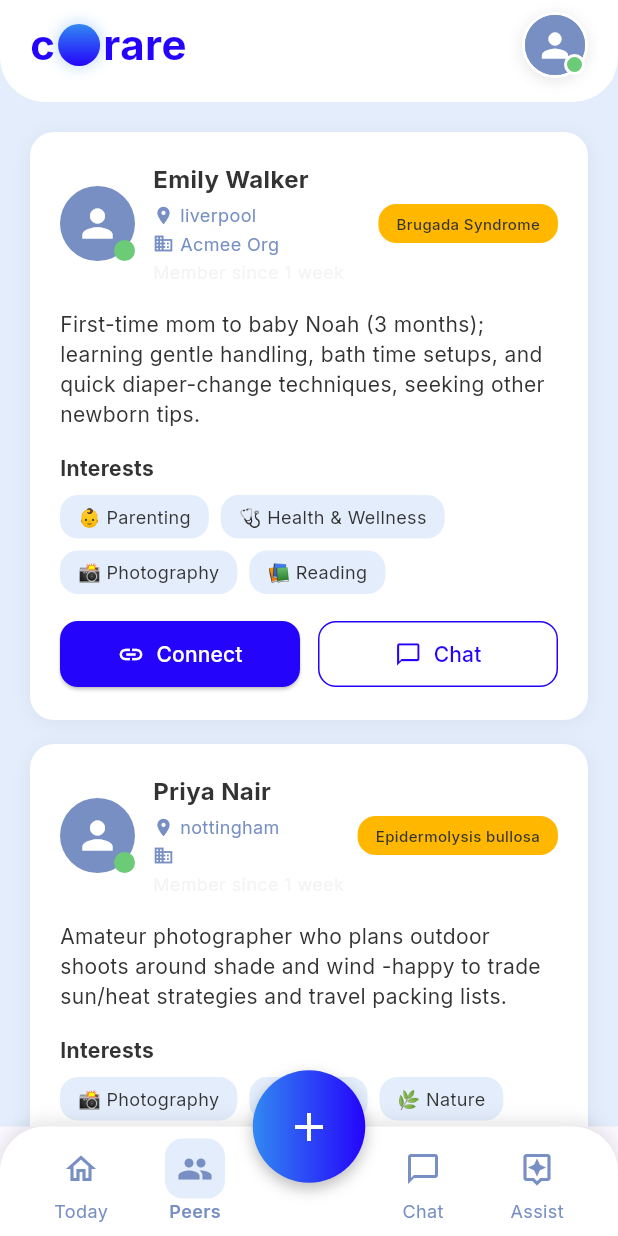
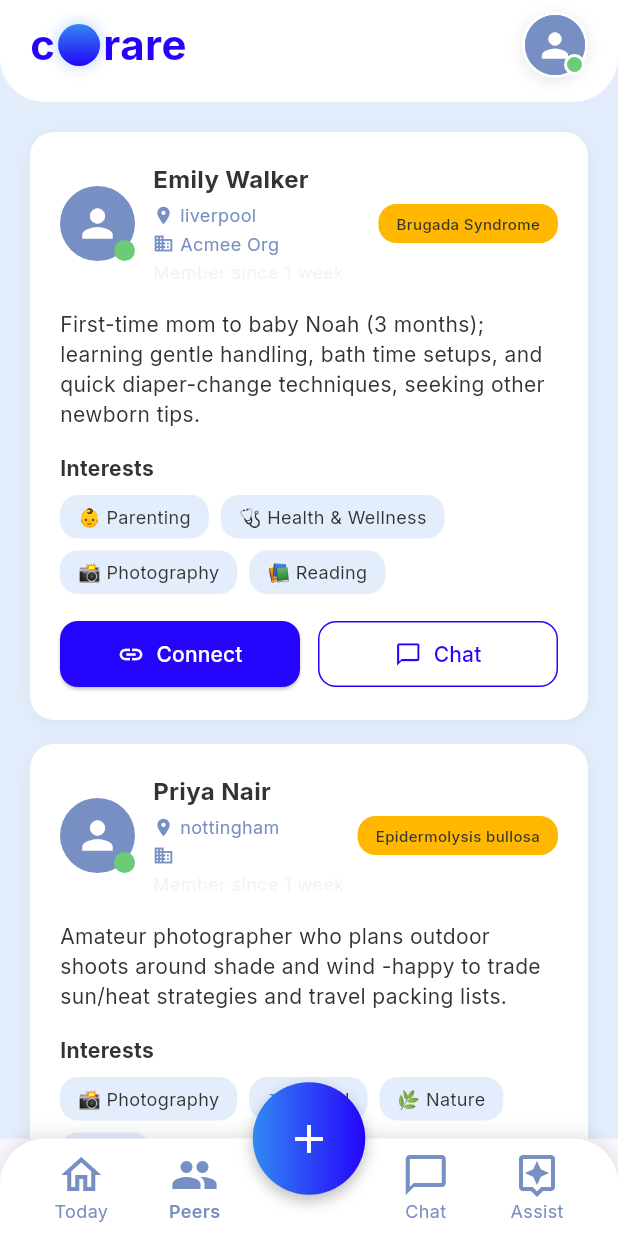
Before and after one commit to philippearmel/corare3, a Flutter app: the screen it shows after launch, after a tap on "Peers", on a phone screen of 412 x 824 dp. Run offline on Flutter 3.47's test engine with Material 3 defaults, Android fonts, the phone set to English and light mode, and no system bars; our stand-ins replace go_router, google_fonts; network calls fail; statements that could not run were skipped.

Commit message:
fixes on bottom navigation bar

```diff
--- a/lib/screens/today_screen.dart
+++ b/lib/screens/assist_screen.dart
@@ -6,8 +6,8 @@ import '../widgets/suggestion_chips.dart';
 import '../widgets/chat_input.dart';
 import '../widgets/custom_scaffold.dart';
 
-class TodayScreen extends StatelessWidget {
-  const TodayScreen({super.key});
+class AssistScreen extends StatelessWidget {
+  const AssistScreen({super.key});
 
   @override
   Widget build(BuildContext context) {
--- a/lib/screens/feed_screen.dart
+++ b/lib/screens/feed_screen.dart
@@ -24,7 +24,8 @@ class _FeedScreenState extends State<FeedScreen> {
       appBar: const AppHeader(),
       body: Column(
         children: [
-          // Tab selector
+          // Tab selector hidden for now
+          /*
           Container(
             padding: const EdgeInsets.symmetric(horizontal: 20, vertical: 16),
             child: Row(
@@ -34,7 +35,8 @@ class _FeedScreenState extends State<FeedScreen> {
                 _buildTab(1, 'Popular'),
               ],
             ),
-          ),
+          ), */
+          const SizedBox(height: 20),
           Expanded(
             child: ListView.builder(
               padding: const EdgeInsets.symmetric(horizontal: 20),
--- a/lib/screens/main_navigation.dart
+++ b/lib/screens/main_navigation.dart
@@ -20,7 +20,7 @@ class _MainNavigationState extends State<MainNavigation> {
     const FeedScreen(),
     const PeersScreen(),
     const ChatScreen(),
-    const TodayScreen(),
+    const AssistScreen(),
   ];
 
   @override
--- a/lib/widgets/custom_bottom_nav.dart
+++ b/lib/widgets/custom_bottom_nav.dart
@@ -55,20 +55,11 @@ class CustomBottomNav extends StatelessWidget {
       child: Column(
         mainAxisSize: MainAxisSize.min,
         children: [
-          Container(
-            padding: const EdgeInsets.all(8),
-            decoration: BoxDecoration(
-              color: isSelected
-                  ? AppTheme.lightBlueBackground
-                  : Colors.transparent,
-              borderRadius: BorderRadius.circular(12),
-            ),
-            child: Icon(
+          Icon(
               isSelected ? filledIcon : outlineIcon,
               color: AppTheme.mediumBlue,
-              size: 24,
+              size: 32,
             ),
-          ),
           Text(
             label,
             style: GoogleFonts.inter(
```
